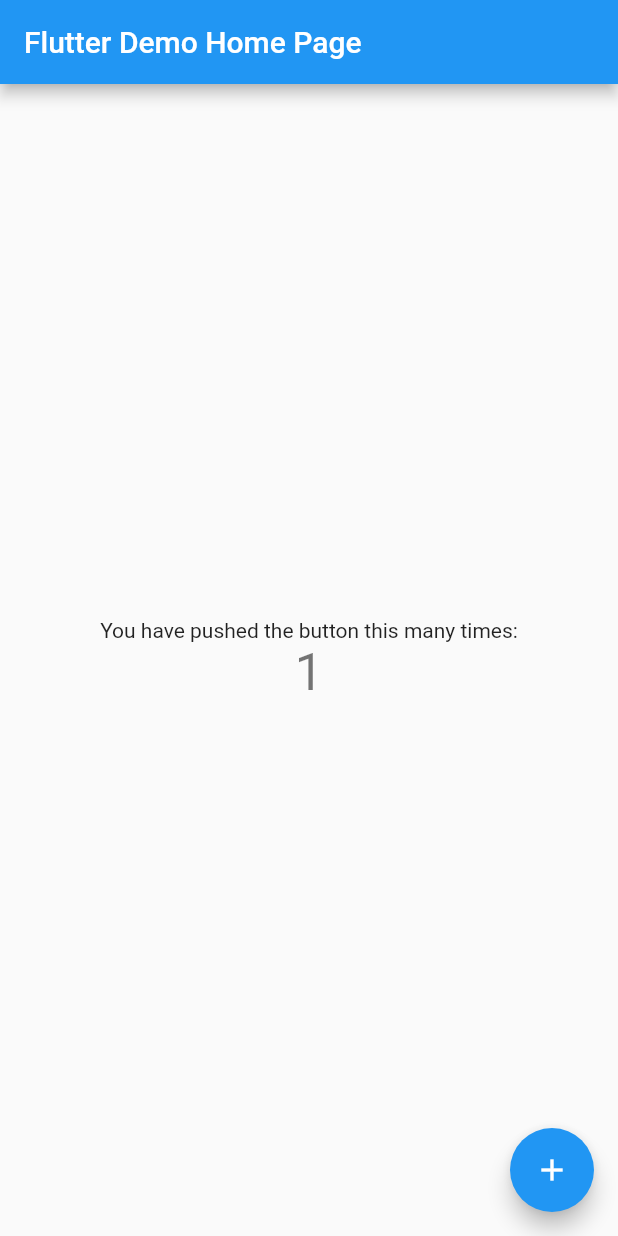
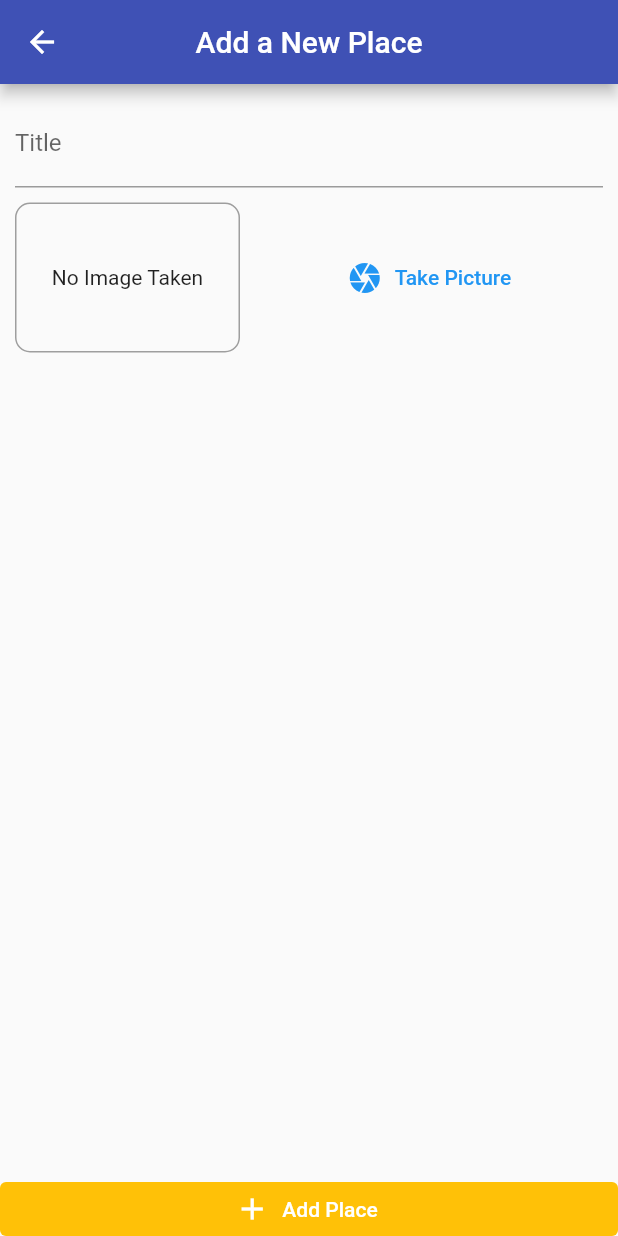
Before and after one commit to kkmaurice/Great-Places, a Flutter app: the screen it shows after launch, after a tap on the "add" icon, on a phone screen of 412 x 824 dp. Run offline on Flutter 3.47's test engine with Material 2 defaults, Android fonts, the phone set to English and light mode, and no system bars; our stand-ins replace image_picker, sqflite; missing offline and left inert: dart:ffi; accounts and stored records are empty.

Commit message:
connect to sqflite and retrieved data on the screen

```diff
--- /dev/null
+++ b/great_places/lib/helpers/db_helper.dart
@@ -0,0 +1,32 @@
+import 'dart:ffi';
+
+import 'package:great_places/models/place.dart';
+import 'package:path/path.dart';
+import 'package:sqflite/sqflite.dart';
+
+class DBHelper {
+  static Future<Database> database() async {
+    final dbPath = await getDatabasesPath();
+
+    final sqlDb = await openDatabase(
+      join(dbPath, 'places.db'),
+      version: 1,
+      onCreate: (Database db, int version) async {
+        await db.execute(
+            'CREATE TABLE user_places (id TEXT PRIMARY KEY, title TEXT, image TEXT, location TEXT)');
+      },
+    );
+    return sqlDb;
+  }
+
+  static Future<void> insertData(String table, Map<String, Object> data) async {
+    final db = await DBHelper.database();
+    db.insert(table, data,
+        conflictAlgorithm: ConflictAlgorithm.replace);
+  }
+
+  static Future<List<Map<String, dynamic>>> getData(String table) async {
+    final db = await DBHelper.database();
+    return db.query(table);
+  }
+}
--- a/great_places/lib/main.dart
+++ b/great_places/lib/main.dart
@@ -1,4 +1,9 @@
 import 'package:flutter/material.dart';
+import 'package:great_places/providers/great_places.dart';
+import 'package:great_places/screens/add_place_screen.dart';
+import 'package:provider/provider.dart';
+
+import 'screens/places_list_screen.dart';
 
 void main() {
   runApp(const MyApp());
@@ -10,106 +15,17 @@ class MyApp extends StatelessWidget {
   // This widget is the root of your application.
   @override
   Widget build(BuildContext context) {
-    return MaterialApp(
-      title: 'Flutter Demo',
-      theme: ThemeData(
-        // This is the theme of your application.
-        //
-        // Try running your application with "flutter run". You'll see the
-        // application has a blue toolbar. Then, without quitting the app, try
-        // changing the primarySwatch below to Colors.green and then invoke
-        // "hot reload" (press "r" in the console where you ran "flutter run",
-        // or simply save your changes to "hot reload" in a Flutter IDE).
-        // Notice that the counter didn't reset back to zero; the application
-        // is not restarted.
-        primarySwatch: Colors.blue,
+    return ChangeNotifierProvider(
+      create: (context) => GreatPlaces(),
+      child: MaterialApp(
+        title: 'Flutter Demo',
+        debugShowCheckedModeBanner: false,
+        theme: ThemeData(
+            colorScheme: ColorScheme.fromSwatch(primarySwatch: Colors.indigo)
+                .copyWith(secondary: Colors.amber)),
+        home: const PlacesListScreen(),
+        routes: {AddPlaceScreen.routName: (context) => const AddPlaceScreen()},
       ),
-      home: const MyHomePage(title: 'Flutter Demo Home Page'),
     );
   }
 }
-
-class MyHomePage extends StatefulWidget {
-  const MyHomePage({super.key, required this.title});
-
-  // This widget is the home page of your application. It is stateful, meaning
-  // that it has a State object (defined below) that contains fields that affect
-  // how it looks.
-
-  // This class is the configuration for the state. It holds the values (in this
-  // case the title) provided by the parent (in this case the App widget) and
-  // used by the build method of the State. Fields in a Widget subclass are
-  // always marked "final".
-
-  final String title;
-
-  @override
-  State<MyHomePage> createState() => _MyHomePageState();
-}
-
-class _MyHomePageState extends State<MyHomePage> {
-  int _counter = 0;
-
-  void _incrementCounter() {
-    setState(() {
-      // This call to setState tells the Flutter framework that something has
-      // changed in this State, which causes it to rerun the build method below
-      // so that the display can reflect the updated values. If we changed
-      // _counter without calling setState(), then the build method would not be
-      // called again, and so nothing would appear to happen.
-      _counter++;
-    });
-  }
-
-  @override
-  Widget build(BuildContext context) {
-    // This method is rerun every time setState is called, for instance as done
-    // by the _incrementCounter method above.
-    //
-    // The Flutter framework has been optimized to make rerunning build methods
-    // fast, so that you can just rebuild anything that needs updating rather
-    // than having to individually change instances of widgets.
-    return Scaffold(
-      appBar: AppBar(
-        // Here we take the value from the MyHomePage object that was created by
-        // the App.build method, and use it to set our appbar title.
-        title: Text(widget.title),
-      ),
-      body: Center(
-        // Center is a layout widget. It takes a single child and positions it
-        // in the middle of the parent.
-        child: Column(
-          // Column is also a layout widget. It takes a list of children and
-          // arranges them vertically. By default, it sizes itself to fit its
-          // children horizontally, and tries to be as tall as its parent.
-          //
-          // Invoke "debug painting" (press "p" in the console, choose the
-          // "Toggle Debug Paint" action from the Flutter Inspector in Android
-          // Studio, or the "Toggle Debug Paint" command in Visual Studio Code)
-          // to see the wireframe for each widget.
-          //
-          // Column has various properties to control how it sizes itself and
-          // how it positions its children. Here we use mainAxisAlignment to
-          // center the children vertically; the main axis here is the vertical
-          // axis because Columns are vertical (the cross axis would be
-          // horizontal).
-          mainAxisAlignment: MainAxisAlignment.center,
-          children: <Widget>[
-            const Text(
-              'You have pushed the button this many times:',
-            ),
-            Text(
-              '$_counter',
-              style: Theme.of(context).textTheme.headlineMedium,
-            ),
-          ],
-        ),
-      ),
-      floatingActionButton: FloatingActionButton(
-        onPressed: _incrementCounter,
-        tooltip: 'Increment',
-        child: const Icon(Icons.add),
-      ), // This trailing comma makes auto-formatting nicer for build methods.
-    );
-  }
-}
--- a/great_places/lib/models/place.dart
+++ b/great_places/lib/models/place.dart
@@ -0,0 +1,54 @@
+// ignore_for_file: public_member_api_docs, sort_constructors_first
+import 'dart:convert';
+import 'dart:io';
+
+import 'package:flutter/foundation.dart';
+
+class PlaceLocation {
+  final double latitude;
+  final double longitude;
+  final String address;
+  PlaceLocation({
+    required this.latitude,
+    required this.longitude,
+    this.address = '',
+  });
+}
+
+class Place {
+  final String id;
+  final String title;
+  final PlaceLocation location;
+  //final Uint8List image;
+   final File image;
+  Place({
+    required this.id,
+    required this.title,
+    required this.location,
+    required this.image,
+  });
+
+  Map<String, dynamic> toMap() {
+    return <String, dynamic>{
+      'id': id,
+      'title': title,
+      'location': location,
+      'image': image,
+    };
+  }
+
+  factory Place.fromMap(Map<String, dynamic> map) {
+    return Place(
+      id: map['id'] as String,
+      title: map['title'] as String,
+      location: map['location'] as PlaceLocation,
+      image: map['image'] as File,
+       //image: File(map['image'] as String),
+    );
+  }
+
+  @override
+  String toString() {
+    return 'Place(id: $id, title: $title, location: $location, image: $image)';
+  }
+}
--- a/great_places/lib/providers/great_places.dart
+++ b/great_places/lib/providers/great_places.dart
@@ -0,0 +1,63 @@
+import 'dart:io';
+
+import 'package:flutter/foundation.dart';
+import 'package:flutter/material.dart';
+import 'package:great_places/helpers/db_helper.dart';
+
+import '../models/place.dart';
+
+class GreatPlaces with ChangeNotifier {
+  List<Place> _items = [];
+
+  List<Place> get items => [..._items];
+
+  void addPlace(String pickedTitle, File pickedImage) {
+    final newPlace = Place(
+        id: DateTime.now().toString(),
+        title: pickedTitle,
+        image: pickedImage,
+        location: PlaceLocation(
+          latitude: 37.422,
+          longitude: -122.084,
+          address: 'Googleplex, Mountain View, CA, USA',
+        ));
+    _items.add(newPlace);
+    // print(newPlace);
+    notifyListeners();
+    DBHelper.insertData('user_places', {
+      'id': newPlace.id,
+      'title': newPlace.title,
+      'image': newPlace.image.path,
+      //'location': json.encode(newPlace.location),
+    });
+  }
+
+  Future<void> fetchAndSetPlaces() async {
+    final dataList = await DBHelper.getData('user_places');
+    _items = dataList
+        .map(
+          (item) => Place(
+            id: item['id'],
+            title: item['title'],
+            image: File(item['image']),
+            location: PlaceLocation(
+              latitude: 37.422,
+              longitude: -122.084,
+              address: 'Googleplex, Mountain View, CA, USA',
+            ),
+          ),
+        )
+        .toList();
+    print(_items);
+    notifyListeners();
+  }
+
+  // Future<void> fetchAndSetPlaces() async {
+  //   final dataList = await DBHelper.getData('user_places');
+  //   if (dataList is List<Place>) {
+  //     _items = dataList;
+  //     print(_items);
+  //     notifyListeners();
+  //   }
+  // }
+}
--- a/great_places/lib/screens/add_place_screen.dart
+++ b/great_places/lib/screens/add_place_screen.dart
@@ -0,0 +1,87 @@
+import 'dart:io';
+
+import 'package:flutter/material.dart';
+import 'package:great_places/providers/great_places.dart';
+import 'package:provider/provider.dart';
+
+import '../widgets/image_input.dart';
+
+class AddPlaceScreen extends StatefulWidget {
+  const AddPlaceScreen({super.key});
+
+  static const routName = 'add_places';
+
+  @override
+  State<AddPlaceScreen> createState() => _AddPlaceScreenState();
+}
+
+class _AddPlaceScreenState extends State<AddPlaceScreen> {
+  final _titleController = TextEditingController();
+  File? _pickedImage;
+
+  void _selectedImage(File pickedImage) {
+    _pickedImage = pickedImage;
+  }
+
+  void _savePlace() {
+    if (_titleController.text.isEmpty || _pickedImage == null) {
+      return;
+    }
+    context.read<GreatPlaces>().addPlace(_titleController.text, _pickedImage!);
+    Navigator.of(context).pop();
+  }
+
+  @override
+  Widget build(BuildContext context) {
+    return Scaffold(
+      appBar: AppBar(
+        title: const Text('Add a New Place'),
+        centerTitle: true,
+      ),
+      body: Column(
+        //mainAxisAlignment: MainAxisAlignment.spaceBetween,
+        crossAxisAlignment: CrossAxisAlignment.stretch,
+        children: [
+          Expanded(
+            child: SingleChildScrollView(
+              child: Padding(
+                padding: const EdgeInsets.all(10.0),
+                child: Column(
+                  children: [
+                    if (_pickedImage != null)
+                      Image.file(
+                        _pickedImage!,
+                        width: double.infinity,
+                        height: 250,
+                        fit: BoxFit.cover,
+                      ),
+                    TextField(
+                      controller: _titleController,
+                      decoration: const InputDecoration(labelText: 'Title'),
+                    ),
+                    const SizedBox(
+                      height: 10,
+                    ),
+                    //
+                    ImageInput(_selectedImage),
+                  ],
+                ),
+              ),
+            ),
+          ),
+          ElevatedButton.icon(
+              onPressed: () {
+                _savePlace();
+              },
+              icon: const Icon(Icons.add),
+              label: const Text('Add Place'),
+              style: ElevatedButton.styleFrom(
+                elevation: 0,
+                backgroundColor: Theme.of(context).colorScheme.secondary,
+                tapTargetSize: MaterialTapTargetSize.shrinkWrap,
+              ))
+        ],
+      ),
+    );
+  }
+}
--- a/great_places/lib/screens/places_list_screen.dart
+++ b/great_places/lib/screens/places_list_screen.dart
@@ -0,0 +1,51 @@
+import 'package:flutter/material.dart';
+import 'package:great_places/providers/great_places.dart';
+import 'package:great_places/screens/add_place_screen.dart';
+import 'package:provider/provider.dart';
+
+class PlacesListScreen extends StatelessWidget {
+  const PlacesListScreen({super.key});
+
+  @override
+  Widget build(BuildContext context) {
+    return Scaffold(
+        appBar: AppBar(
+          title: const Text('Your Places'),
+          centerTitle: true,
+          elevation: 0,
+          actions: [
+            IconButton(
+              icon: const Icon(
+                Icons.add,
+                size: 35,
+              ),
+              onPressed: () {
+                Navigator.pushNamed(context, AddPlaceScreen.routName);
+              },
+            ),
+            const SizedBox(
+              width: 10,
+            )
+          ],
+        ),
+        body: FutureBuilder(
+            future: context.read<GreatPlaces>().fetchAndSetPlaces(),
+            builder: (context, snapshot) {
+              return ListView.builder(
+                itemCount: context.watch<GreatPlaces>().items.length,
+                itemBuilder: (context, index) => ListTile(
+                  leading: CircleAvatar(
+                    backgroundImage: FileImage(
+                        context.watch<GreatPlaces>().items[index].image),
+                  ),
+                  title: Text(
+                    context.watch<GreatPlaces>().items[index].title,
+                  ),
+                  onTap: () {
+                    // Go to detail page ...
+                  },
+                ),
+              );
+            }));
+  }
+}
--- /dev/null
+++ b/great_places/lib/widgets/image_input.dart
@@ -0,0 +1,75 @@
+
+import 'dart:io';
+
+import 'package:flutter/material.dart';
+import 'package:image_picker/image_picker.dart';
+import 'package:path/path.dart';
+import 'package:path_provider/path_provider.dart';
+
+class ImageInput extends StatefulWidget {
+  const ImageInput(this.onSelectImage, {super.key});
+  final Function onSelectImage;
+
+  @override
+  State<ImageInput> createState() => _ImageInputState();
+}
+
+class _ImageInputState extends State<ImageInput> {
+  File? _storedImage;
+
+  // method to take a picture
+  final ImagePicker _picker = ImagePicker();
+  void _takePicture() async {
+    final image = await _picker.pickImage(source: ImageSource.camera);
+    if (image == null) return;
+    setState(() {
+      _storedImage = File(image.path);
+      widget.onSelectImage(_storedImage!);
+    });
+    // final appDir = await getApplicationDocumentsDirectory();
+    // final fileName = basename(image.path);
+    // final savedImage = await image.saveTo('${appDir.path}/$fileName');
+    //widget.onSelectImage (_storedImage!);
+  }
+
+  @override
+  Widget build(BuildContext context) {
+    return Row(
+      children: [
+        Container(
+          width: 150,
+          height: 100,
+          decoration: BoxDecoration(
+              border: Border.all(width: 1, color: Colors.grey),
+              borderRadius: BorderRadius.circular(10)),
+          alignment: Alignment.center,
+          child: _storedImage != null
+              ? ClipRRect(
+                  borderRadius: BorderRadius.circular(10),
+                  child: Image.file(
+                    File(_storedImage!.path),
+                    fit: BoxFit.cover,
+                    width: double.infinity,
+                  ),
+                )
+              : const Text(
+                  'No Image Taken',
+                ),
+        ),
+        const SizedBox(
+          width: 10,
+        ),
+        Expanded(
+          child: TextButton.icon(
+            onPressed: _takePicture,
+            icon: const Icon(Icons.camera),
+            label: const Text('Take Picture'),
+            style: TextButton.styleFrom(
+              foregroundColor: Theme.of(context).primaryColor,
+            ),
+          ),
+        ),
+      ],
+    );
+  }
+}
--- a/great_places/pubspec.yaml
+++ b/great_places/pubspec.yaml
@@ -37,6 +37,10 @@ dependencies:
   cupertino_icons: ^1.0.2
   provider: ^6.0.5
   image_picker: ^0.8.6+3
+  path_provider: ^2.0.13
+  path: ^1.8.2
+  sqflite: ^2.2.6
+  uicons: ^1.0.1
 
 dev_dependencies:
   flutter_test:
```
Also changed, not shown: great_places/pubspec.lock, 1 other file.
